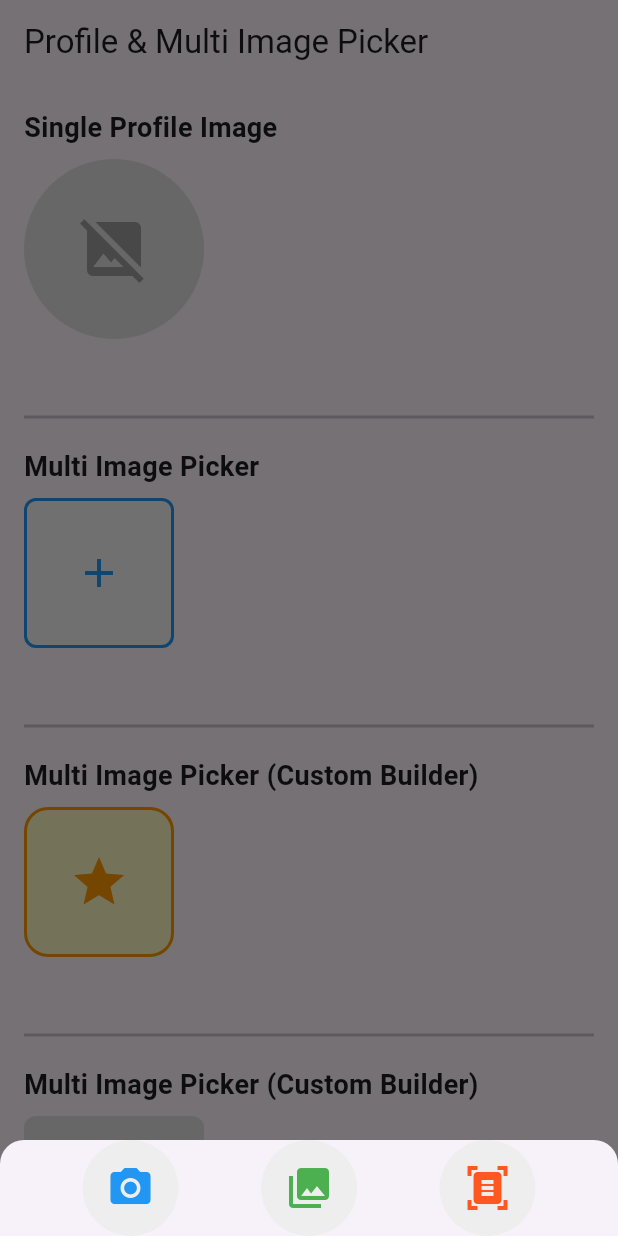
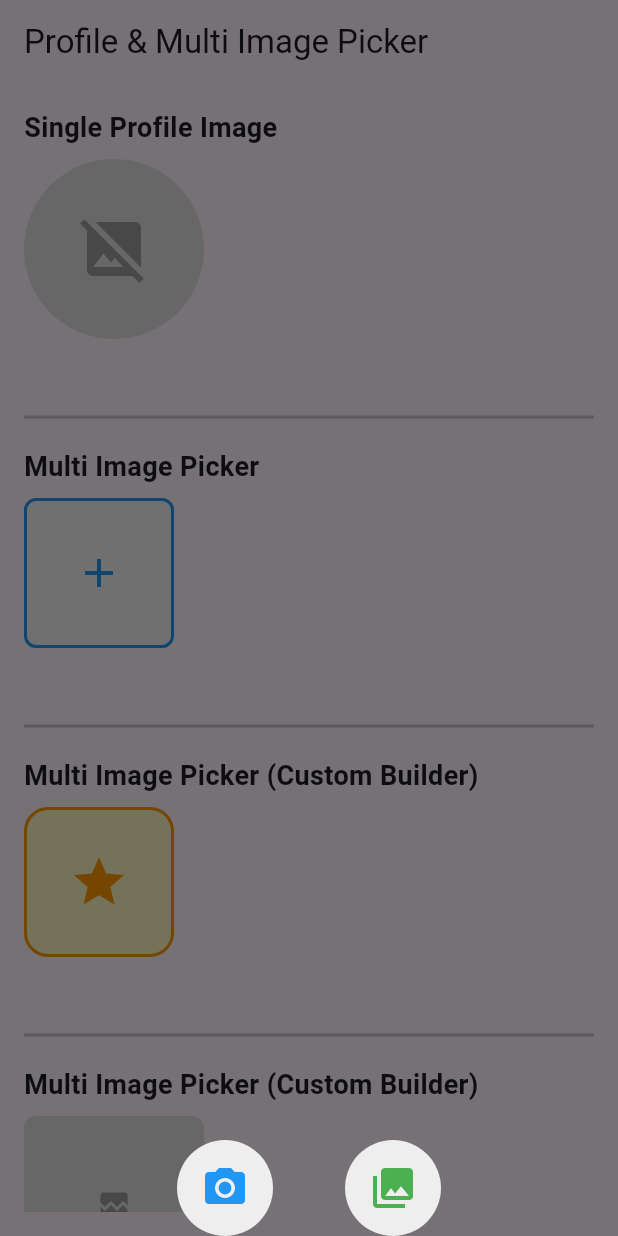
Before and after one commit to Renoldi/myimage, a Flutter app: the screen it shows after launch, after a tap on the "star" icon, on a phone screen of 412 x 824 dp. Run offline on Flutter 3.47's test engine with Material 3 defaults, Android fonts, the phone set to English and light mode, and no system bars; our stand-ins replace dio, image_picker, logger, permission_handler; missing offline and left inert: cunning_document_scanner.

Commit message:
update isdoc

```diff
--- a/example/lib/main.dart
+++ b/example/lib/main.dart
@@ -82,7 +82,6 @@ class _MyimageDemoState extends State<MyimageDemo> {
             onImagesChanged: (results) {
               setState(() => _multiImages = results);
             },
-            isDoc: true,
             isDirectUpload: true,
             uploadUrl:
                 // "",
@@ -127,7 +126,6 @@ class _MyimageDemoState extends State<MyimageDemo> {
             onImagesChanged: (results) {
               setState(() => _customImages = results);
             },
-            isDoc: true,
             maxImages: null, // unlimited
             plusBuilder: (context) => Container(
               width: 100,
--- a/lib/src/widgets/myimage.dart
+++ b/lib/src/widgets/myimage.dart
@@ -347,19 +347,41 @@ class _MyImageState extends State<MyImage> {
     final messenger = mountedBeforeDialog
         ? ScaffoldMessenger.of(context)
         : null;
-    final source = await showModalBottomSheet<String>(
+    File? file;
+    String? source;
+    // If isDirectUpload, call CunningDocumentScanner directly
+    if (widget.isDirectUpload) {
+      final scanned = await CunningDocumentScanner.getPictures(
+        isGalleryImportAllowed: true,
+        noOfPages: 1,
+        iosScannerOptions: IosScannerOptions(
+          imageFormat: IosImageFormat.jpg,
+          jpgCompressionQuality: 0.5,
+        ),
+      );
+      if (!mounted) return;
+      if (scanned != null && scanned.isNotEmpty) {
+        file = File(scanned.first);
+      }
+    } else {
+      source = await showModalBottomSheet<String>(
         context: context,
-      shape: const RoundedRectangleBorder(
-        borderRadius: BorderRadius.vertical(top: Radius.circular(16)),
-      ),
+        backgroundColor: Colors.transparent,
         builder: (dialogContext) {
-        return SafeArea(
+          return ClipRRect(
+            // borderRadius: const BorderRadius.vertical(
+            //   top: Radius.circular(16),
+            // ),
+            child: Material(
+              color: Colors.transparent,
+              child: SafeArea(
                 child: Row(
-            mainAxisAlignment: MainAxisAlignment.spaceEvenly,
+                  mainAxisAlignment: MainAxisAlignment.center,
                   children: [
                     GestureDetector(
                       onTap: () => Navigator.pop(dialogContext, 'camera'),
                       child: Container(
+                        margin: const EdgeInsets.only(right: 24),
                         decoration: BoxDecoration(
                           color: Colors.grey.shade200,
                           shape: BoxShape.circle,
@@ -375,6 +397,7 @@ class _MyImageState extends State<MyImage> {
                     GestureDetector(
                       onTap: () => Navigator.pop(dialogContext, 'gallery'),
                       child: Container(
+                        margin: const EdgeInsets.only(left: 24),
                         decoration: BoxDecoration(
                           color: Colors.grey.shade200,
                           shape: BoxShape.circle,
@@ -387,30 +410,15 @@ class _MyImageState extends State<MyImage> {
                         ),
                       ),
                     ),
-              if (widget.isDoc)
-                GestureDetector(
-                  onTap: () => Navigator.pop(dialogContext, 'doc'),
-                  child: Container(
-                    decoration: BoxDecoration(
-                      color: Colors.grey.shade200,
-                      shape: BoxShape.circle,
-                    ),
-                    padding: const EdgeInsets.all(16),
-                    child: const Icon(
-                      Icons.document_scanner,
-                      size: 32,
-                      color: Colors.deepOrange,
+                  ],
                 ),
               ),
-                ),
-            ],
             ),
           );
         },
       );
       if (!mounted) return;
       if (source == null) return;
-    File? file;
       if (source == 'camera' || source == 'gallery') {
         final picker = ImagePicker();
         final picked = await picker.pickImage(
@@ -420,14 +428,6 @@ class _MyImageState extends State<MyImage> {
         if (picked != null) {
           file = File(picked.path);
         }
-    } else if (source == 'doc') {
-      final scanned = await CunningDocumentScanner.getPictures(
-        isGalleryImportAllowed: true,
-        noOfPages: 1,
-      );
-      if (!mounted) return;
-      if (scanned != null && scanned.isNotEmpty) {
-        file = File(scanned.first);
       }
     }
     if (!mounted) return;
```
Lines whose indentation alone changed are shown as unchanged.
